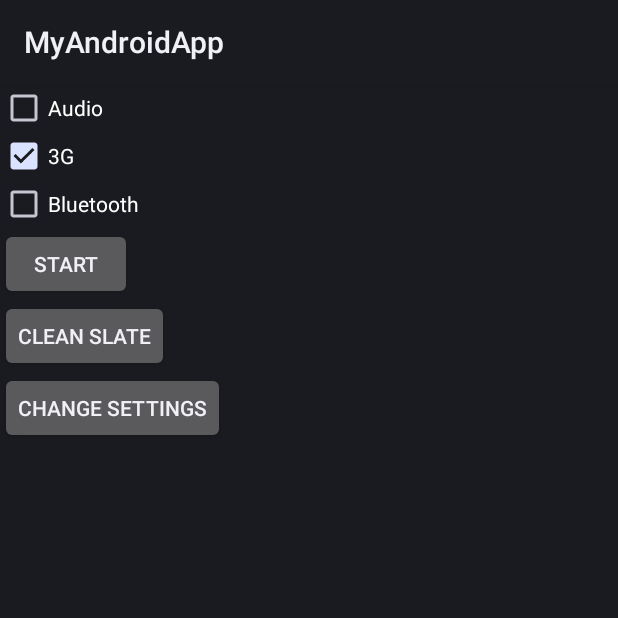
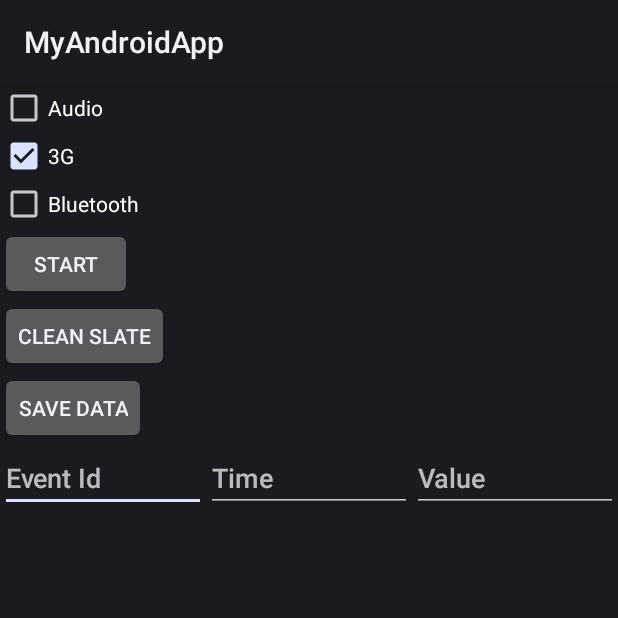
Before and after one commit to chetanmelkani/Hackbot1.0, an Android app: the screen it shows after launch (EventSettingsActivity), on a phone screen of 412 x 824 dp, the top half of it. Run offline under Robolectric (Android 15) with nearby library versions, the phone set to English and light mode, and no system bars; libraries missing offline, so code that uses them is left out: com.facebook.stetho; 1 statement that could not run was skipped.

Commit message:
Commented the listener service to test the action service, by inserting dummy data

```diff
--- a/app/src/main/AndroidManifest.xml
+++ b/app/src/main/AndroidManifest.xml
@@ -11,6 +11,7 @@
     <uses-permission android:name="android.permission.WRITE_SETTINGS" />
     <uses-permission android:name="android.permission.CHANGE_CONFIGURATION" />
     <uses-permission android:name="android.permission.BLUETOOTH"/>
+    <uses-permission android:name="android.permission.BLUETOOTH_ADMIN"/>
 
     <uses-sdk
         android:minSdkVersion="8"
--- a/app/src/main/java/com/hackbot/services/EventBroadcastBluetoothReceiver.java
+++ b/app/src/main/java/com/hackbot/services/EventBroadcastBluetoothReceiver.java
@@ -28,11 +28,13 @@ public class EventBroadcastBluetoothReceiver extends BroadcastReceiver
         	if(intent.getIntExtra(BluetoothAdapter.EXTRA_STATE, -1)
         		    == BluetoothAdapter.STATE_OFF)
         	{
+				Log.d(LOG, "bluetooth state is off");
         		performOperation(Enums.EventIdConstant.BLUETOOTH_ON, 0);
         	}
         	else if(intent.getIntExtra(BluetoothAdapter.EXTRA_STATE, -1)
         		    == BluetoothAdapter.STATE_ON)
         	{
+				Log.d(LOG, "bluetooth state is on");
         		performOperation(Enums.EventIdConstant.BLUETOOTH_ON, 1);
         	}
 
--- a/app/src/main/res/layout/activity_event_settings.xml
+++ b/app/src/main/res/layout/activity_event_settings.xml
@@ -2,6 +2,7 @@
     android:layout_width="fill_parent"
     android:layout_height="fill_parent"
     android:orientation="vertical">
+
     <CheckBox
         android:id="@+id/chkAudio"
         android:layout_width="wrap_content"
@@ -46,4 +47,34 @@
         android:text="@string/btn_changeSettings"
         android:onClick="changeSettings"/>
 
+    <LinearLayout
+        android:layout_width="match_parent"
+        android:layout_height="match_parent"
+        android:orientation="horizontal">
+
+        <EditText
+            android:layout_width="0dp"
+            android:layout_weight="1"
+            android:layout_height="wrap_content"
+            android:id="@+id/eventId"
+            android:hint="Event Id"
+            android:inputType="number"/>
+
+        <EditText
+            android:layout_width="0dp"
+            android:layout_weight="1"
+            android:layout_height="wrap_content"
+            android:id="@+id/time"
+            android:hint="Time"
+            android:inputType="number"/>
+
+        <EditText
+            android:layout_width="0dp"
+            android:layout_weight="1"
+            android:layout_height="wrap_content"
+            android:id="@+id/value"
+            android:hint="Value"
+            android:inputType="number"/>
+    </LinearLayout>
+
 </LinearLayout>
--- a/app/src/main/res/values/strings.xml
+++ b/app/src/main/res/values/strings.xml
@@ -8,7 +8,7 @@
     <string name="chk_Bluetooth">Bluetooth</string>
     <string name="btn_ok">Start</string>
     <string name="btn_cleanSlate">Clean Slate</string>
-    <string name="btn_changeSettings">Change Settings</string>
+    <string name="btn_changeSettings">Save Data</string>
 
 
 </resources>
```
Also changed, not shown: app/src/main/java/com/hackbot/activity/EventSettingsActivity.java (+55 -6 lines), app/src/main/java/com/hackbot/businessLogic/Algo.java (+18 -11 lines), app/src/main/java/com/hackbot/entity/HackBotEvent.java (+18 -6 lines), app/src/main/java/com/hackbot/services/ActionService.java (+17 -9 lines), 27 other files.
